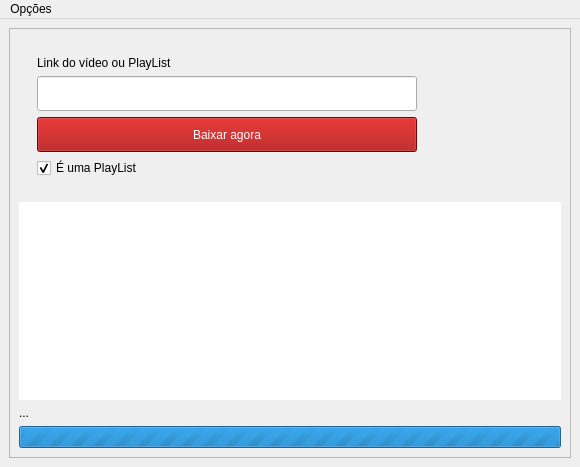
Old version of the form views/main.ui in the repository FelipeSamuel/YoutubeMP3.
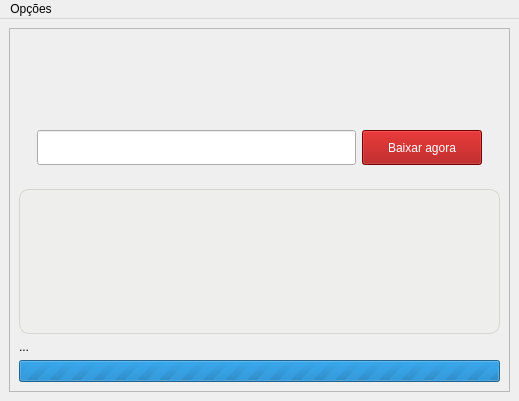
New version of the form. Icons and pictures are not drawn.

```diff
--- a/views/main.ui
+++ b/views/main.ui
@@ -6,20 +6,20 @@
    <rect>
     <x>0</x>
     <y>0</y>
-    <width>580</width>
-    <height>467</height>
+    <width>519</width>
+    <height>401</height>
    </rect>
   </property>
   <property name="minimumSize">
    <size>
-    <width>580</width>
-    <height>467</height>
+    <width>519</width>
+    <height>200</height>
    </size>
   </property>
   <property name="maximumSize">
    <size>
-    <width>580</width>
-    <height>467</height>
+    <width>519</width>
+    <height>401</height>
    </size>
   </property>
   <property name="windowTitle">
@@ -44,23 +44,79 @@
          <property name="frameShadow">
           <enum>QFrame::Raised</enum>
          </property>
-         <layout class="QHBoxLayout" name="horizontalLayout_2">
+         <layout class="QVBoxLayout" name="verticalLayout">
           <item>
-           <widget class="QFrame" name="frame_5">
+           <widget class="QFrame" name="frame_3">
             <property name="frameShape">
              <enum>QFrame::NoFrame</enum>
             </property>
             <property name="frameShadow">
              <enum>QFrame::Raised</enum>
             </property>
-            <layout class="QVBoxLayout" name="verticalLayout_4">
+            <layout class="QHBoxLayout" name="horizontalLayout_3">
              <item>
-              <widget class="QLabel" name="label">
+              <spacer name="horizontalSpacer">
+               <property name="orientation">
+                <enum>Qt::Horizontal</enum>
+               </property>
+               <property name="sizeHint" stdset="0">
+                <size>
+                 <width>40</width>
+                 <height>20</height>
+                </size>
+               </property>
+              </spacer>
+             </item>
+             <item>
+              <widget class="QLabel" name="lbLogo">
+               <property name="minimumSize">
+                <size>
+                 <width>120</width>
+                 <height>50</height>
+                </size>
+               </property>
+               <property name="maximumSize">
+                <size>
+                 <width>120</width>
+                 <height>50</height>
+                </size>
+               </property>
                <property name="text">
-                <string>Link do vídeo ou PlayList</string>
+                <string/>
+               </property>
+               <property name="pixmap">
+                <pixmap>../assets/icon.png</pixmap>
+               </property>
+               <property name="scaledContents">
+                <bool>true</bool>
                </property>
               </widget>
              </item>
+             <item>
+              <spacer name="horizontalSpacer_2">
+               <property name="orientation">
+                <enum>Qt::Horizontal</enum>
+               </property>
+               <property name="sizeHint" stdset="0">
+                <size>
+                 <width>40</width>
+                 <height>20</height>
+                </size>
+               </property>
+              </spacer>
+             </item>
+            </layout>
+           </widget>
+          </item>
+          <item>
+           <widget class="QFrame" name="frame_6">
+            <property name="frameShape">
+             <enum>QFrame::NoFrame</enum>
+            </property>
+            <property name="frameShadow">
+             <enum>QFrame::Raised</enum>
+            </property>
+            <layout class="QHBoxLayout" name="horizontalLayout_4">
              <item>
               <widget class="QLineEdit" name="leLink">
                <property name="minimumSize">
@@ -81,13 +137,13 @@
               <widget class="QPushButton" name="btnDownload">
                <property name="minimumSize">
                 <size>
-                 <width>0</width>
+                 <width>120</width>
                  <height>35</height>
                 </size>
                </property>
                <property name="maximumSize">
                 <size>
-                 <width>16777215</width>
+                 <width>120</width>
                  <height>35</height>
                 </size>
                </property>
@@ -103,51 +159,16 @@
                </property>
               </widget>
              </item>
-             <item>
-              <widget class="QCheckBox" name="cbPlayList">
-               <property name="text">
-                <string>É uma PlayList</string>
-               </property>
-               <property name="checked">
-                <bool>true</bool>
-               </property>
-              </widget>
-             </item>
             </layout>
            </widget>
           </item>
-          <item>
-           <widget class="QLabel" name="lbLogo">
-            <property name="minimumSize">
-             <size>
-              <width>120</width>
-              <height>90</height>
-             </size>
-            </property>
-            <property name="maximumSize">
-             <size>
-              <width>120</width>
-              <height>90</height>
-             </size>
-            </property>
-            <property name="text">
-             <string/>
-            </property>
-            <property name="pixmap">
-             <pixmap>assets/icon.png</pixmap>
-            </property>
-            <property name="scaledContents">
-             <bool>true</bool>
-            </property>
-           </widget>
-          </item>
          </layout>
         </widget>
        </item>
        <item>
         <widget class="QTextEdit" name="teResult">
          <property name="styleSheet">
-          <string notr="true">border-radius: 100px;</string>
+          <string notr="true">border: 1px solid rgb(211, 215, 207); border-radius:10px; background-color: rgb(238, 238, 236);</string>
          </property>
          <property name="readOnly">
           <bool>true</bool>
@@ -181,7 +202,7 @@
     <rect>
      <x>0</x>
      <y>0</y>
-     <width>580</width>
+     <width>519</width>
      <height>25</height>
     </rect>
    </property>
```
